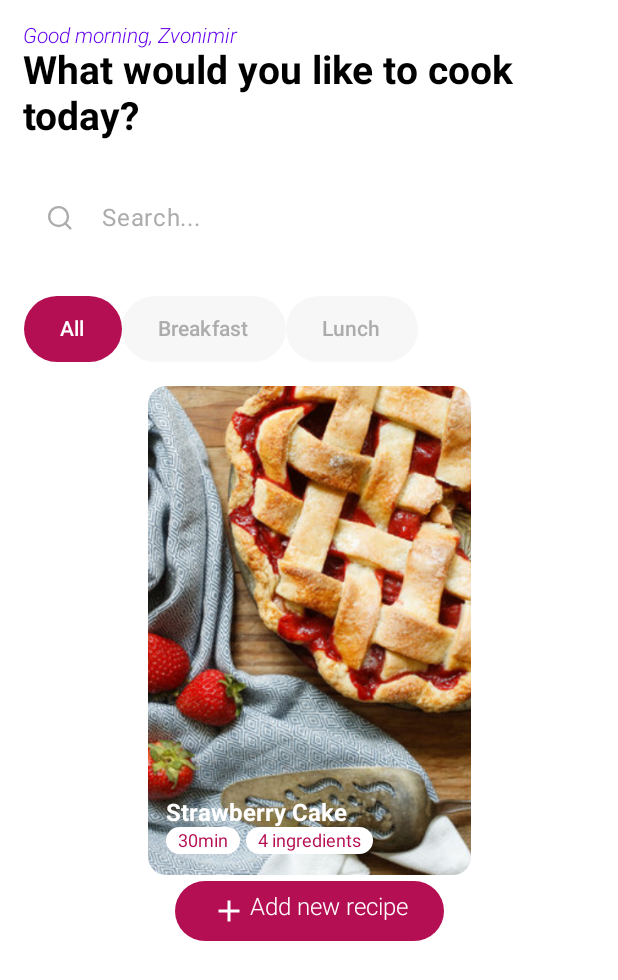
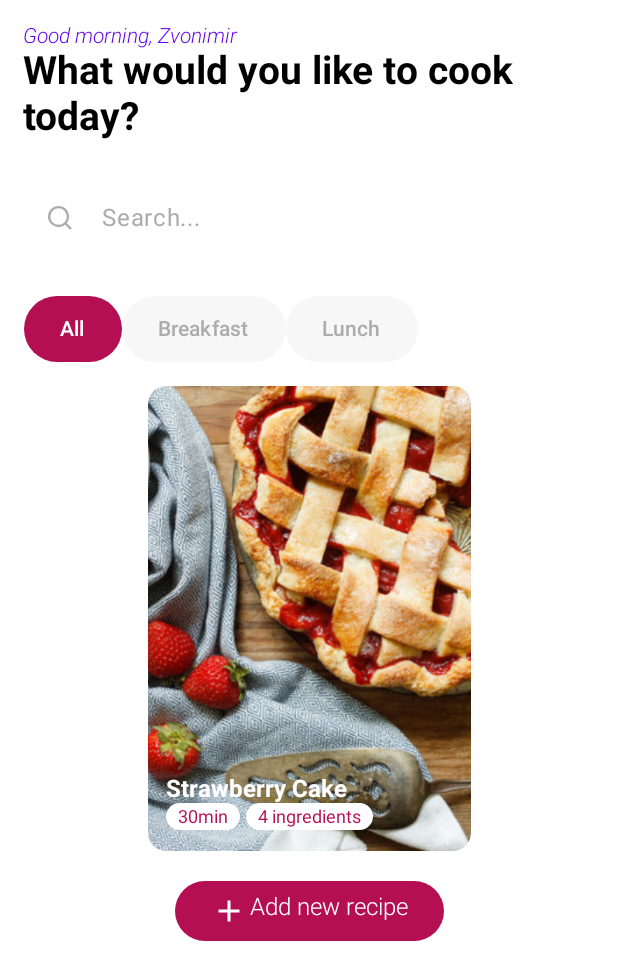
Before and after one commit to zvonimirkonjevic/mobile-application-development, an Android app built with Jetpack Compose: the @Preview function RecipesScreen, on a phone screen of 412 x 824 dp. Shown: the top 980 px of the screen. Run offline under Robolectric (Android 15) with nearby library versions, the phone set to English and light mode, and no system bars.

Commit message:
add bottom padding in RecipeCard

```diff
--- a/intro_to_jetpack_compose/app/src/main/java/hr/ferit/zvonimirkonjevic/intro_to_jetpack_compose/ui/RecipesScreen.kt
+++ b/intro_to_jetpack_compose/app/src/main/java/hr/ferit/zvonimirkonjevic/intro_to_jetpack_compose/ui/RecipesScreen.kt
@@ -258,6 +258,7 @@ fun RecipeCard(
         modifier = Modifier
             .width(215.dp)
             .height(326.dp)
+            .padding(bottom = 16.dp)
     ){
         Card(
             modifier = Modifier
```
